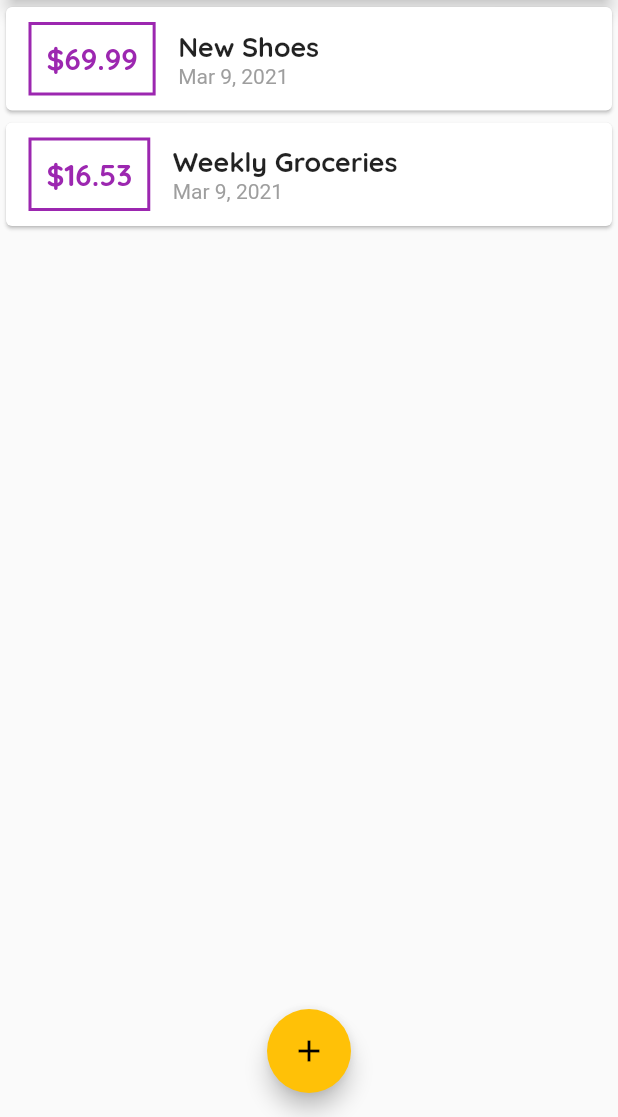
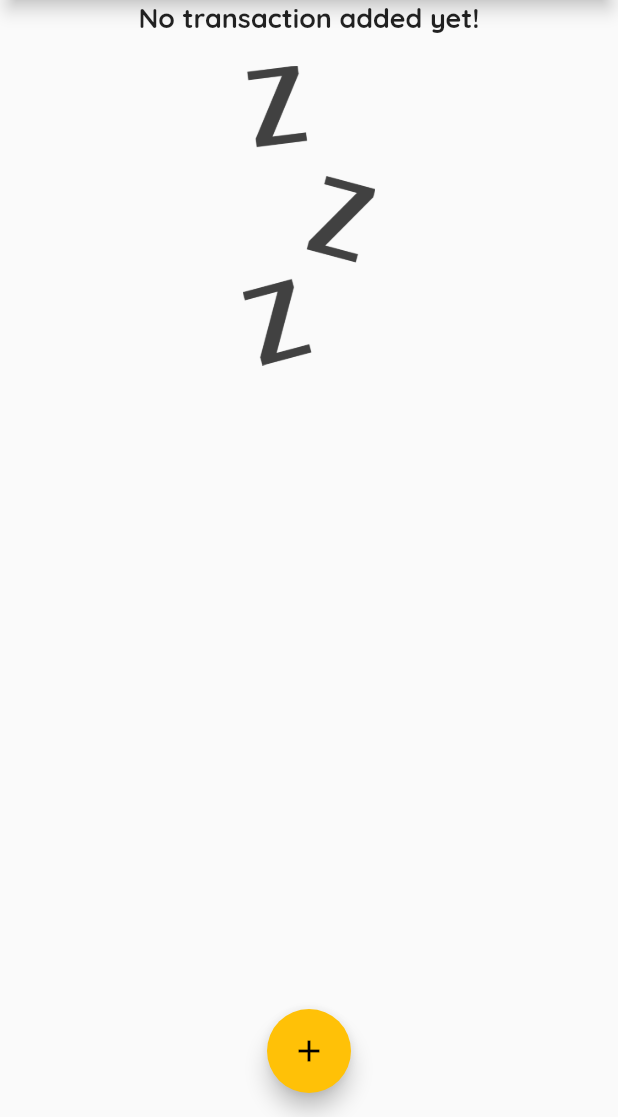
Before and after one commit to emeban44/expense_planner_app, a Flutter app: the screen it shows after launch, on a phone screen of 412 x 824 dp, the part 119-1236 px from its top. Run offline on Flutter 3.47's test engine with Material 2 defaults, Android fonts, the phone set to English and light mode, and no system bars.

Commit message:
no transactions display added

```diff
--- a/lib/main.dart
+++ b/lib/main.dart
@@ -42,7 +42,7 @@ class MyHomePage extends StatefulWidget {
 
 class _MyHomePageState extends State<MyHomePage> {
   final List<Transaction> _userTransactions = [
-    Transaction(
+/*    Transaction(
       id: 't1',
       title: 'New Shoes',
       amount: 69.99,
@@ -53,7 +53,7 @@ class _MyHomePageState extends State<MyHomePage> {
       title: 'Weekly Groceries',
       amount: 16.53,
       date: DateTime.now(),
-    ),
+    ), */
   ];
 
   void _addNewTransaction(String txTitle, double txAmount) {
--- a/lib/widgets/transaction_list.dart
+++ b/lib/widgets/transaction_list.dart
@@ -10,7 +10,26 @@ class TransactionList extends StatelessWidget {
   Widget build(BuildContext context) {
     return Container(
       height: 300,
-      child: ListView.builder(
+      child: transactions.isEmpty
+          ? Column(
+              children: [
+                Text(
+                  "No transaction added yet!",
+                  style: Theme.of(context).textTheme.headline6,
+                ),
+                SizedBox(
+                  height: 20,
+                ),
+                Container(
+                  height: 200,
+                  child: Image.asset(
+                    'assets/images/waiting.png',
+                    fit: BoxFit.cover,
+                  ),
+                ),
+              ],
+            )
+          : ListView.builder(
               itemBuilder: (ctx, index) {
                 return Card(
                   child: Row(
--- a/pubspec.yaml
+++ b/pubspec.yaml
@@ -46,8 +46,8 @@ flutter:
   uses-material-design: true
 
   # To add assets to your application, add an assets section, like this:
-  # assets:
-  #   - images/a_dot_burr.jpeg
+  assets:
+   - assets/images/waiting.png
   #   - images/a_dot_ham.jpeg
 
   # An image asset can refer to one or more resolution-specific "variants", see
```
Also changed, not shown: assets/images/waiting.png (added). Lines whose indentation alone changed are shown as unchanged.
